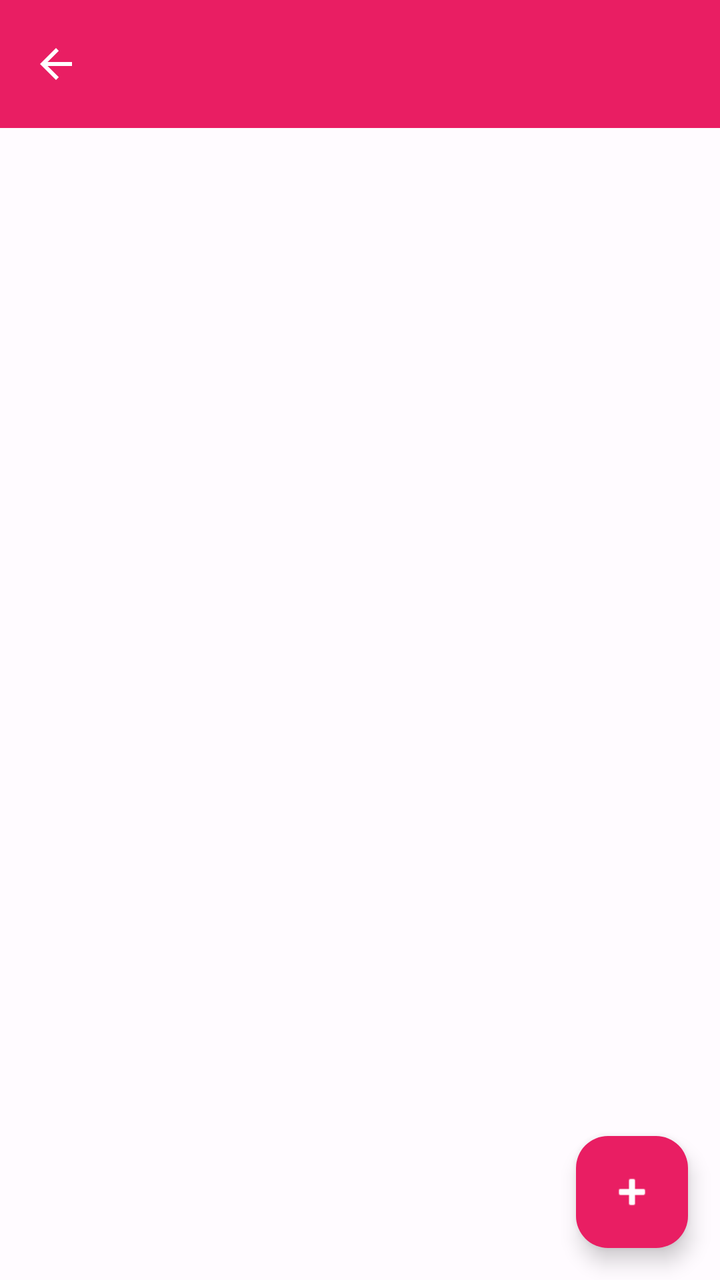
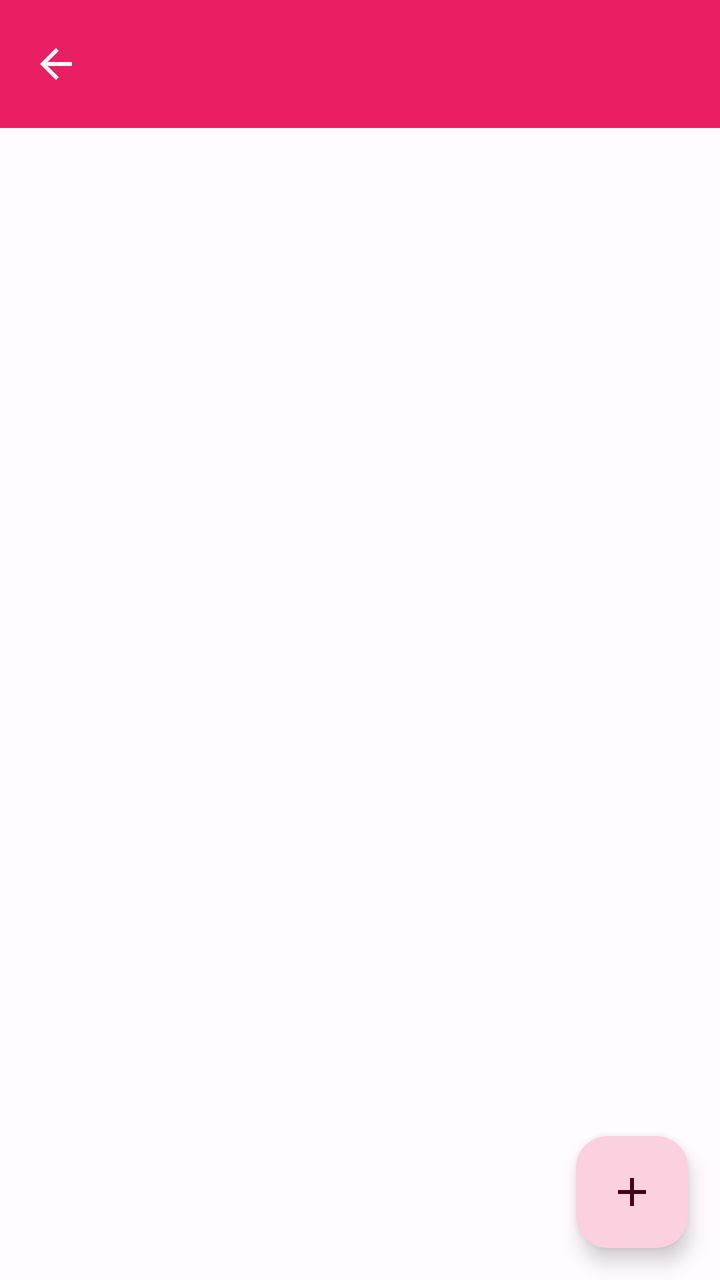

Screens rendered from an Android XML layout before and after an edit, with the pre-edit source and the edit as a unified diff.
<!-- AndroidManifest.xml: activity theme Theme.MyQuotes.NoActionBar -->
<!-- res/layout/activity_categories.xml -->
<?xml version="1.0" encoding="utf-8"?>
<androidx.coordinatorlayout.widget.CoordinatorLayout xmlns:android="http://schemas.android.com/apk/res/android"
    xmlns:app="http://schemas.android.com/apk/res-auto"
    android:layout_width="match_parent"
    android:layout_height="match_parent"
    android:background="?android:attr/colorBackground">

    <com.google.android.material.appbar.AppBarLayout
        android:layout_width="match_parent"
        android:layout_height="wrap_content"
        android:background="?attr/appBarColor"
        app:liftOnScroll="true"
        app:liftOnScrollColor="?attr/appBarColor">

        
        <View
            android:id="@+id/status_bar_scrim"
            android:layout_width="match_parent"
            android:layout_height="0dp" />

        <androidx.appcompat.widget.Toolbar
            android:id="@+id/toolbar"
            android:theme="@style/ThemeOverlay.MyQuotes.AppBar"
            android:layout_width="match_parent"
            android:layout_height="?attr/actionBarSize"
            android:background="@android:color/transparent"
            app:navigationIcon="?attr/homeAsUpIndicator" />

    </com.google.android.material.appbar.AppBarLayout>

    <androidx.recyclerview.widget.RecyclerView
        android:id="@+id/categories_recyclerView"
        android:layout_width="match_parent"
        android:layout_height="match_parent"
        android:paddingTop="8dp"
        android:paddingBottom="88dp"
        android:clipToPadding="false"
        app:layout_behavior="@string/appbar_scrolling_view_behavior" />

    
    <com.google.android.material.floatingactionbutton.ExtendedFloatingActionButton
        android:id="@+id/fab_add_category"
        android:layout_width="wrap_content"
        android:layout_height="wrap_content"
        android:layout_gravity="bottom|end"
        android:layout_margin="16dp"
        android:contentDescription="Add category"
        android:text=""
        app:icon="@android:drawable/ic_input_add"
        app:iconTint="?attr/colorOnPrimary"
        app:backgroundTint="?attr/colorPrimary"
        app:shapeAppearanceOverlay="@style/ShapeAppearance.MyApp.FAB" />

</androidx.coordinatorlayout.widget.CoordinatorLayout>
<!-- resources referenced by this layout -->
<resources>
  <style name="ShapeAppearance.MyApp.FAB" parent="ShapeAppearance.Material3.Corner.Large" />
  <style name="ThemeOverlay.MyQuotes.AppBar" parent="">
          <item name="colorControlNormal">@color/white</item>
          <item name="colorOnSurface">@color/white</item>
          <item name="colorOnSurfaceVariant">@color/white</item>
          <item name="android:textColorPrimary">@color/white</item>
          <item name="android:textColorSecondary">@color/white</item>
      </style>
  <style name="Theme.MyQuotes.NoActionBar">
          <item name="windowActionBar">false</item>
          <item name="windowNoTitle">true</item>
      </style>
  <color name="white">#FFFFFF</color>
</resources>

<!-- the commit's change to res/layout/activity_categories.xml (unified diff, before → after) -->
@@ -46,9 +46,7 @@
         android:layout_margin="16dp"
         android:contentDescription="Add category"
         android:text=""
-        app:icon="@android:drawable/ic_input_add"
-        app:iconTint="?attr/colorOnPrimary"
-        app:backgroundTint="?attr/colorPrimary"
+        app:icon="@drawable/ic_add_24dp"
         app:shapeAppearanceOverlay="@style/ShapeAppearance.MyApp.FAB" />
 
 </androidx.coordinatorlayout.widget.CoordinatorLayout>
<!-- resource entries referenced after the edit -->
@@ -1,5 +1,16 @@
 <!-- resources referenced by this layout -->
 <resources>
+  <!-- drawable ic_add_24dp (drawable) -->
+  <vector xmlns:android="http://schemas.android.com/apk/res/android"
+      android:width="24dp"
+      android:height="24dp"
+      android:tint="?attr/colorControlNormal"
+      android:viewportWidth="24"
+      android:viewportHeight="24">
+      <path
+          android:fillColor="@android:color/white"
+          android:pathData="M19,13h-6v6h-2v-6H5v-2h6V5h2v6h6v2z" />
+  </vector>
   <style name="ShapeAppearance.MyApp.FAB" parent="ShapeAppearance.Material3.Corner.Large" />
   <style name="ThemeOverlay.MyQuotes.AppBar" parent="">
           <item name="colorControlNormal">@color/white</item>
